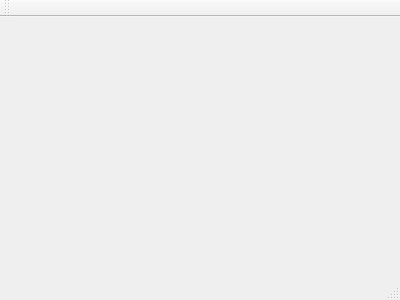
Old version of the form mqt/MqtChat/chatmain.ui in the repository zsteva/backup-minos2.
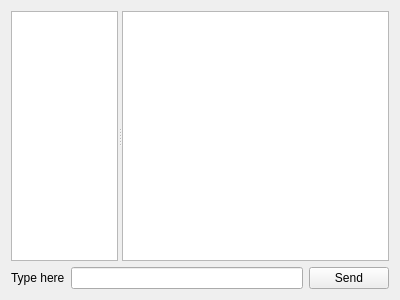
New version of the form. Custom widgets are drawn as their Qt base class.

Commit message: Get server and chat connecting

Diff of the .ui file:
```diff
--- a/mqt/MqtChat/chatmain.ui
+++ b/mqt/MqtChat/chatmain.ui
@@ -12,13 +12,64 @@
   <property name="windowTitle" >
    <string>MainWindow</string>
   </property>
-  <widget class="QMenuBar" name="menuBar" />
-  <widget class="QToolBar" name="mainToolBar" />
-  <widget class="QWidget" name="centralWidget" />
-  <widget class="QStatusBar" name="statusBar" />
+  <widget class="QWidget" name="centralWidget">
+   <layout class="QVBoxLayout" name="verticalLayout">
+    <item>
+     <widget class="MinosSplitter" name="splitter">
+      <property name="orientation">
+       <enum>Qt::Horizontal</enum>
+      </property>
+      <widget class="QListWidget" name="StationList">
+       <property name="sizePolicy">
+        <sizepolicy hsizetype="Expanding" vsizetype="Expanding">
+         <horstretch>2</horstretch>
+         <verstretch>0</verstretch>
+        </sizepolicy>
+       </property>
+      </widget>
+      <widget class="QTextEdit" name="ChatMemo">
+       <property name="sizePolicy">
+        <sizepolicy hsizetype="Expanding" vsizetype="Expanding">
+         <horstretch>5</horstretch>
+         <verstretch>0</verstretch>
+        </sizepolicy>
+       </property>
+      </widget>
+     </widget>
+    </item>
+    <item>
+     <layout class="QHBoxLayout" name="horizontalLayout">
+      <item>
+       <widget class="QLabel" name="label">
+        <property name="text">
+         <string>Type here</string>
+        </property>
+       </widget>
+      </item>
+      <item>
+       <widget class="QLineEdit" name="ChatEdit"/>
+      </item>
+      <item>
+       <widget class="QPushButton" name="SendButton">
+        <property name="text">
+         <string>Send</string>
+        </property>
+       </widget>
+      </item>
+     </layout>
+    </item>
+   </layout>
+  </widget>
  </widget>
- <layoutDefault spacing="6" margin="11" />
- <pixmapfunction></pixmapfunction>
+ <layoutdefault spacing="6" margin="11"/>
+ <customwidgets>
+  <customwidget>
+   <class>MinosSplitter</class>
+   <extends>QSplitter</extends>
+   <header>minossplitter.h</header>
+   <container>1</container>
+  </customwidget>
+ </customwidgets>
  <resources/>
  <connections/>
 </ui>
```
Left out of the diff: 7 changed lines with no effect on the pictures. The commit also changes 16 other files.
